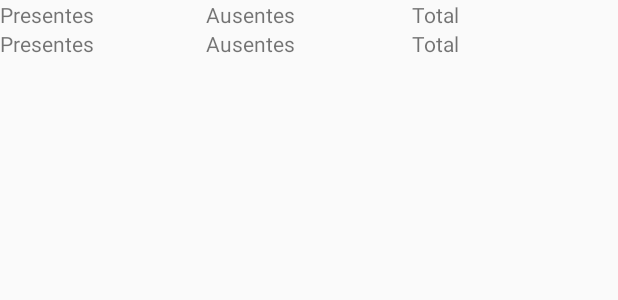
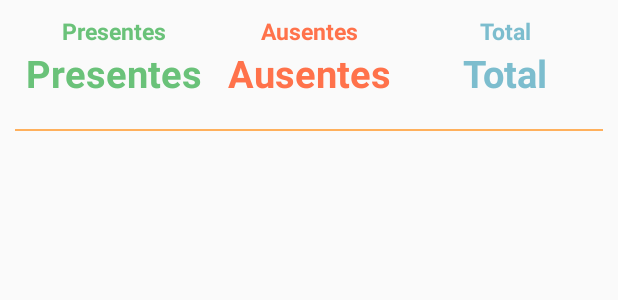
Before and after one commit to wendreof/myGuests, an Android app: the layout fragment_all_invited.xml on its own in the app's theme, with its tools: preview values and no code run, on a phone screen of 412 x 824 dp. Shown: the top 300 px of the screen. Run offline under Robolectric (Android 15) with nearby library versions, the phone set to English and light mode, and no system bars.

Commit message:
final adjustments

```diff
--- a/app/src/main/java/com/example/wlf/meusconvidados/view_holder/GuestViewHolder.java
+++ b/app/src/main/java/com/example/wlf/meusconvidados/view_holder/GuestViewHolder.java
@@ -47,7 +47,7 @@ public class GuestViewHolder extends RecyclerView.ViewHolder
                 new AlertDialog.Builder( mContext)
                         .setTitle( R.string.remocao_convidado)
                         .setMessage( "Deseja remover o convidado ?" )
-                        .setIcon( R.drawable.ic_menu_camera)
+                        .setIcon( R.drawable.remove)
                         .setPositiveButton("Sim", new DialogInterface.OnClickListener()
                         {
                             @Override
--- a/app/src/main/res/layout/app_bar_main.xml
+++ b/app/src/main/res/layout/app_bar_main.xml
@@ -33,6 +33,6 @@
         android:layout_height="wrap_content"
         android:layout_gravity="bottom|end"
         android:layout_margin="@dimen/fab_margin"
-        app:srcCompat="@android:drawable/ic_dialog_email" />
+        app:srcCompat="@drawable/add" />
 
 </android.support.design.widget.CoordinatorLayout>
--- a/app/src/main/res/layout/fragment_all_invited.xml
+++ b/app/src/main/res/layout/fragment_all_invited.xml
@@ -9,7 +9,8 @@
         android:id="@+id/linear_dashboard"
         android:layout_width="match_parent"
         android:layout_height="wrap_content"
-        android:orientation="vertical">
+        android:orientation="vertical"
+        android:padding="10dp">
 
         <LinearLayout
             android:layout_width="match_parent"
@@ -20,19 +21,31 @@
                 android:layout_width="0dp"
                 android:layout_height="wrap_content"
                 android:layout_weight="1"
-                android:text="@string/presentes"/>
+                android:gravity="center"
+                android:text="@string/presentes"
+                android:textColor="@color/colorTextPresent"
+                android:textSize="15sp"
+                android:textStyle="bold"/>
 
             <TextView
                 android:layout_width="0dp"
                 android:layout_height="wrap_content"
                 android:layout_weight="1"
-                android:text="@string/ausentes"/>
+                android:gravity="center"
+                android:text="@string/ausentes"
+                android:textColor="@color/colorTextAbsent"
+                android:textSize="15sp"
+                android:textStyle="bold"/>
 
             <TextView
                 android:layout_width="0dp"
                 android:layout_height="wrap_content"
                 android:layout_weight="1"
-                android:text="@string/total"/>
+                android:gravity="center"
+                android:text="@string/total"
+                android:textColor="@color/colorTextTotal"
+                android:textSize="15sp"
+                android:textStyle="bold"/>
 
         </LinearLayout>
 
@@ -46,32 +59,50 @@
                 android:layout_width="0dp"
                 android:layout_height="wrap_content"
                 android:layout_weight="1"
-                android:text="@string/presentes"/>
+                android:gravity="center"
+                android:text="@string/presentes"
+                android:textColor="@color/colorTextPresent"
+                android:textSize="25sp"
+                android:textStyle="bold"/>
 
             <TextView
                 android:id="@+id/text_absent_count"
                 android:layout_width="0dp"
                 android:layout_height="wrap_content"
                 android:layout_weight="1"
-                android:text="@string/ausentes"/>
+                android:gravity="center"
+                android:text="@string/ausentes"
+                android:textColor="@color/colorTextAbsent"
+                android:textSize="25sp"
+                android:textStyle="bold"/>
 
             <TextView
                 android:id="@+id/text_all_invited"
                 android:layout_width="0dp"
                 android:layout_height="wrap_content"
                 android:layout_weight="1"
-                android:text="@string/total"/>
+                android:gravity="center"
+                android:text="@string/total"
+                android:textColor="@color/colorTextTotal"
+                android:textSize="25sp"
+                android:textStyle="bold"/>
 
         </LinearLayout>
 
+    </LinearLayout>
 
-
-    </LinearLayout>
+    <View
+        android:id="@+id/view_divided"
+        android:layout_below="@id/linear_dashboard"
+        android:layout_width="match_parent"
+        android:layout_height="1dp"
+        android:layout_margin="10dp"
+        android:background="@color/colorPrimary"/>
 
     <android.support.v7.widget.RecyclerView
         android:id="@+id/recycler_all_invited"
-        android:layout_below="@+id/linear_dashboard"
         android:layout_width="match_parent"
-        android:layout_height="match_parent"/>
+        android:layout_height="match_parent"
+        android:layout_below="@id/view_divided"/>
 
 </RelativeLayout>
--- a/app/src/main/res/layout/row_guest_list.xml
+++ b/app/src/main/res/layout/row_guest_list.xml
@@ -8,14 +8,21 @@
         android:id="@+id/text_name"
         android:layout_width="0dp"
         android:layout_height="wrap_content"
+        android:layout_weight="7"
+        android:padding="20dp"
         android:text="name"
-        android:layout_weight="7"/>
+        android:textColor="@color/colorPrimaryText"
+        android:textSize="15sp"/>
 
     <ImageView
         android:id="@+id/image_remove"
         android:layout_width="0dp"
-        android:layout_height="wrap_content"
-        android:src="@drawable/ic_menu_camera"
-        android:layout_weight="1"/>
+        android:layout_height="60dp"
+        android:layout_gravity="right"
+        android:layout_marginEnd="20dp"
+        android:layout_weight="1"
+        android:paddingTop="15dp"
+        android:paddingBottom="15dp"
+        android:src="@drawable/remove"/>
 
 </LinearLayout>
```
